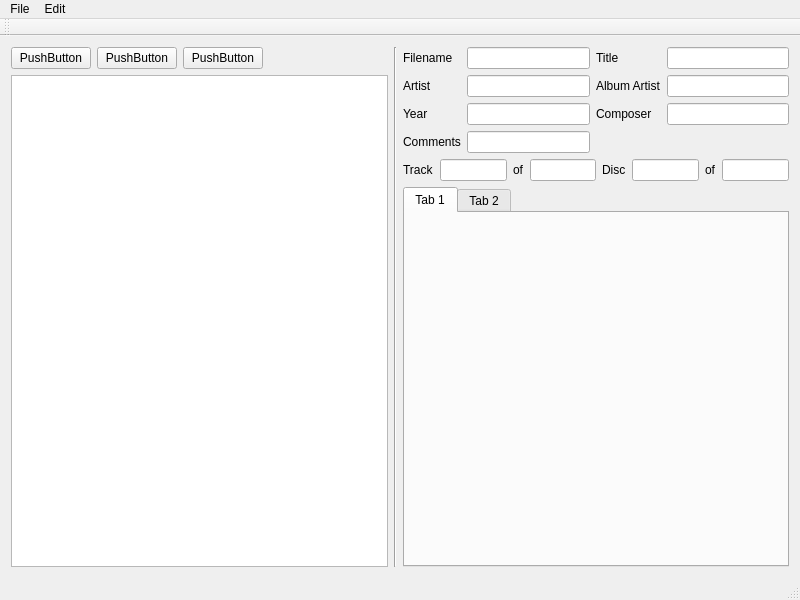
The window that mainwindow.ui (manjot-b/id3v2Editor) describes before a commit, drawn with Qt 5.
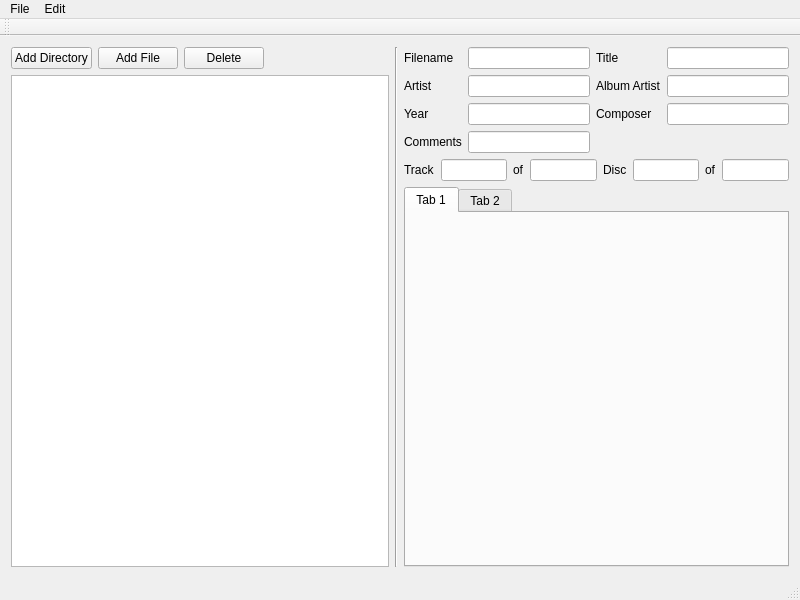
The same window after the commit.

Commit message: changed push button variable names

What changed in the file:
```diff
--- a/mainwindow.ui
+++ b/mainwindow.ui
@@ -22,21 +22,21 @@
         <item>
          <widget class="QPushButton" name="pushButton_3">
           <property name="text">
-           <string>PushButton</string>
+           <string>Add Directory</string>
           </property>
          </widget>
         </item>
         <item>
          <widget class="QPushButton" name="pushButton">
           <property name="text">
-           <string>PushButton</string>
+           <string>Add File</string>
           </property>
          </widget>
         </item>
         <item>
          <widget class="QPushButton" name="pushButton_2">
           <property name="text">
-           <string>PushButton</string>
+           <string>Delete</string>
           </property>
          </widget>
         </item>
```
Left out of the diff: 10 changed lines with no effect on the pictures.
